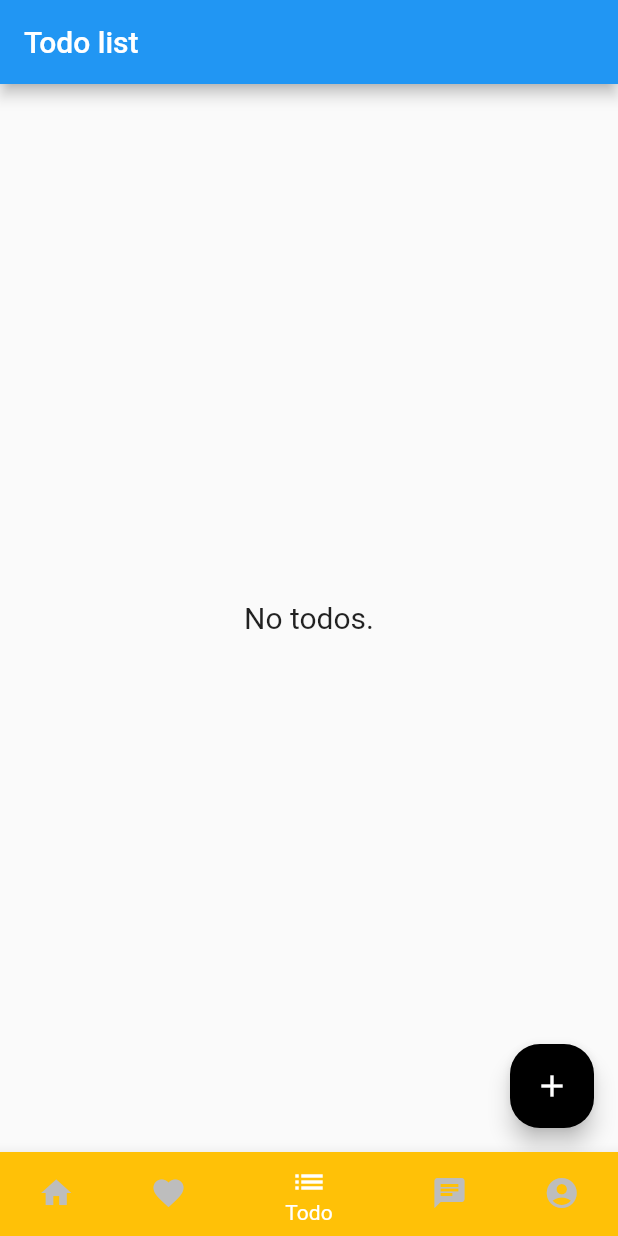
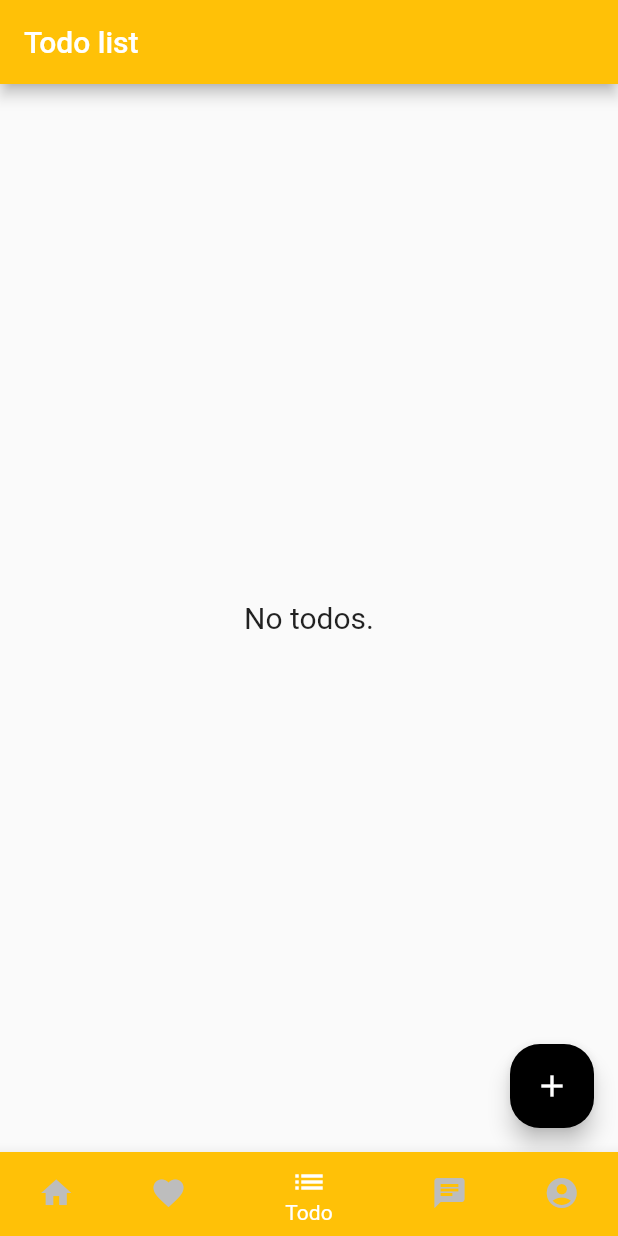
Before and after one commit to Po-Jui-Lin/study-pal, a Flutter app: the screen it shows after launch, item 3 of the bottom bar chosen, on a phone screen of 412 x 824 dp. Run offline on Flutter 3.47's test engine with Material 2 defaults, Android fonts, the phone set to English and light mode, and no system bars; our stand-ins replace cached_network_image, cloud_firestore, file_picker, firebase_auth, firebase_core, firebase_storage and 6 more; accounts and stored records are empty.

Commit message:
change all app bar to amber colour

```diff
--- a/lib/page/home_page.dart
+++ b/lib/page/home_page.dart
@@ -6,6 +6,7 @@ class HomePage extends StatelessWidget {
     return Scaffold(
       appBar: AppBar(
         title: Text('Study Pal'),
+        backgroundColor: Colors.amber,
       ),
       body: Center(
         child: Text("Home Page (test)"),
--- a/lib/page/todo_page.dart
+++ b/lib/page/todo_page.dart
@@ -20,6 +20,7 @@ class _TodoPageState extends State<TodoPage> {
     return Scaffold(
       appBar: AppBar(
         title: Text(MyApp.title),
+        backgroundColor: Colors.amber,
       ),
       body: StreamBuilder<List<Todo>>(
         stream: FirebaseApi.readTodos(),
--- a/lib/widget/logged_in_widget.dart
+++ b/lib/widget/logged_in_widget.dart
@@ -11,13 +11,13 @@ class LoggedInWidget extends StatelessWidget {
     return Scaffold(
       appBar: AppBar(
         title: Text('Logged In'),
+        backgroundColor: Colors.amber,
         centerTitle: true,
         actions: [
           TextButton(
             child: Text('Logout'),
             onPressed: () {
-              final provider =
-                  Provider.of<GoogleSignInProvider>(context, listen: false);
+              final provider = Provider.of<GoogleSignInProvider>(context, listen: false);
               provider.logout();
             },
           )
```
